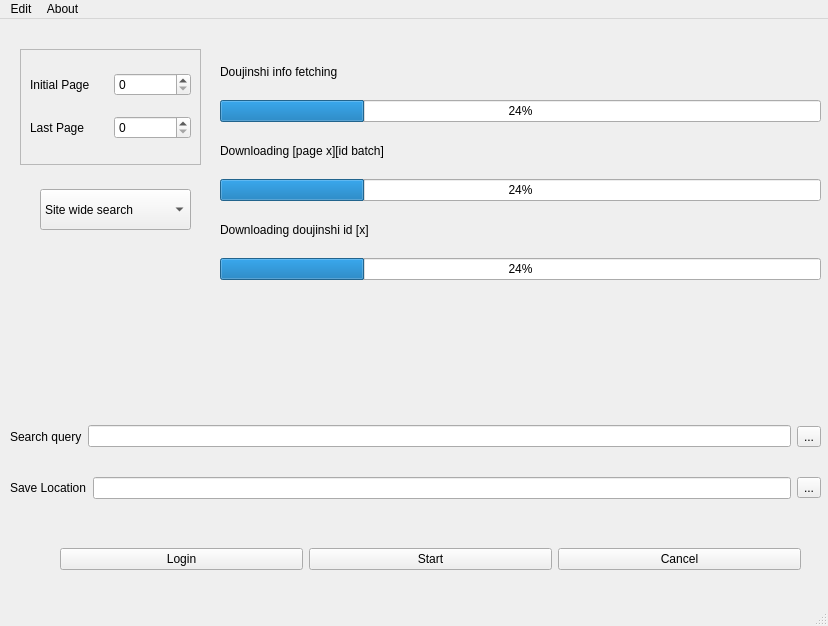
Above: nhentai_gui/nhentai-downloader.ui from DukeValentine/nhentai-downloader before the change. Below: the same form after it.
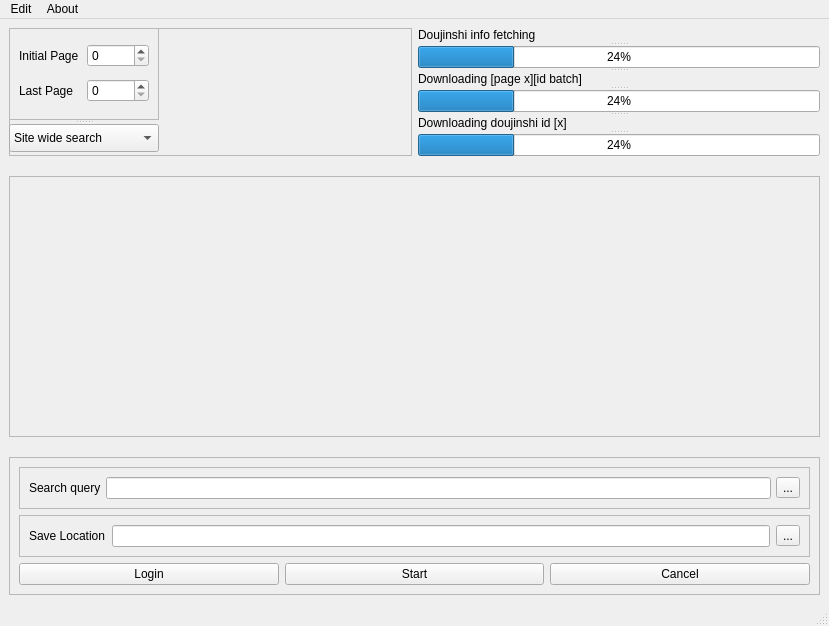
That is the form after the change.

Commit message: redesign main windows

```diff
--- a/nhentai_gui/nhentai-downloader.ui
+++ b/nhentai_gui/nhentai-downloader.ui
@@ -6,7 +6,7 @@
    <rect>
     <x>0</x>
     <y>0</y>
-    <width>828</width>
+    <width>829</width>
     <height>626</height>
    </rect>
   </property>
@@ -14,188 +14,91 @@
    <string>MainWindow</string>
   </property>
   <widget class="QWidget" name="centralwidget">
-   <widget class="QFrame" name="frame">
-    <property name="geometry">
-     <rect>
-      <x>20</x>
-      <y>30</y>
-      <width>181</width>
-      <height>116</height>
-     </rect>
+   <layout class="QGridLayout" name="gridLayout_3">
+    <property name="verticalSpacing">
+     <number>20</number>
     </property>
-    <property name="frameShape">
-     <enum>QFrame::StyledPanel</enum>
-    </property>
-    <property name="frameShadow">
-     <enum>QFrame::Raised</enum>
-    </property>
-    <layout class="QGridLayout" name="gridLayout_2">
-     <item row="0" column="1">
-      <widget class="QSpinBox" name="initia_page_num"/>
-     </item>
-     <item row="2" column="0">
-      <widget class="QLabel" name="last_page_label">
-       <property name="text">
-        <string>Last Page</string>
-       </property>
-      </widget>
-     </item>
-     <item row="2" column="1">
-      <widget class="QSpinBox" name="last_page_num"/>
-     </item>
-     <item row="0" column="0">
-      <widget class="QLabel" name="initial_page_label">
-       <property name="text">
-        <string>Initial Page</string>
-       </property>
-      </widget>
-     </item>
-    </layout>
-   </widget>
-   <widget class="QWidget" name="layoutWidget">
-    <property name="geometry">
-     <rect>
-      <x>10</x>
-      <y>397</y>
-      <width>811</width>
-      <height>41</height>
-     </rect>
-    </property>
-    <layout class="QHBoxLayout" name="horizontalLayout_2">
-     <item>
-      <widget class="QLabel" name="search_query_label">
-       <property name="text">
-        <string>Search query</string>
-       </property>
-      </widget>
-     </item>
-     <item alignment="Qt::AlignVCenter">
-      <widget class="QLineEdit" name="search_query_content"/>
-     </item>
-     <item>
-      <widget class="QToolButton" name="select_tags_button">
-       <property name="text">
-        <string>...</string>
-       </property>
-      </widget>
-     </item>
-    </layout>
-   </widget>
-   <widget class="QComboBox" name="search_type_selection">
-    <property name="geometry">
-     <rect>
-      <x>40</x>
-      <y>170</y>
-      <width>151</width>
-      <height>41</height>
-     </rect>
-    </property>
-    <item>
-     <property name="text">
-      <string>Site wide search</string>
-     </property>
-    </item>
-    <item>
-     <property name="text">
-      <string>Favorites search</string>
-     </property>
-    </item>
-   </widget>
-   <widget class="QWidget" name="">
-    <property name="geometry">
-     <rect>
-      <x>60</x>
-      <y>520</y>
-      <width>741</width>
-      <height>41</height>
-     </rect>
-    </property>
-    <layout class="QGridLayout" name="gridLayout">
-     <item row="0" column="0">
-      <widget class="QPushButton" name="LoginButton">
-       <property name="text">
-        <string>Login</string>
-       </property>
-      </widget>
-     </item>
-     <item row="0" column="3">
-      <widget class="QPushButton" name="CancelButton">
-       <property name="text">
-        <string>Start</string>
-       </property>
-      </widget>
-     </item>
-     <item row="0" column="4">
-      <widget class="QPushButton" name="StartButton">
-       <property name="text">
-        <string>Cancel</string>
-       </property>
-      </widget>
-     </item>
-    </layout>
-   </widget>
-   <widget class="QWidget" name="">
-    <property name="geometry">
-     <rect>
-      <x>10</x>
-      <y>450</y>
-      <width>811</width>
-      <height>38</height>
-     </rect>
-    </property>
-    <layout class="QHBoxLayout" name="horizontalLayout">
-     <item>
-      <widget class="QLabel" name="save_location_label">
-       <property name="text">
-        <string>Save Location</string>
-       </property>
-      </widget>
-     </item>
-     <item>
-      <widget class="QLineEdit" name="location_directory"/>
-     </item>
-     <item>
-      <widget class="QToolButton" name="location_selection">
-       <property name="text">
-        <string>...</string>
-       </property>
-      </widget>
-     </item>
-    </layout>
-   </widget>
-   <widget class="QWidget" name="">
-    <property name="geometry">
-     <rect>
-      <x>220</x>
-      <y>30</y>
-      <width>601</width>
-      <height>231</height>
-     </rect>
-    </property>
-    <layout class="QVBoxLayout" name="verticalLayout">
-     <item>
+    <item row="0" column="1">
+     <widget class="QSplitter" name="splitter">
+      <property name="sizePolicy">
+       <sizepolicy hsizetype="Preferred" vsizetype="Fixed">
+        <horstretch>0</horstretch>
+        <verstretch>0</verstretch>
+       </sizepolicy>
+      </property>
+      <property name="maximumSize">
+       <size>
+        <width>16777215</width>
+        <height>300</height>
+       </size>
+      </property>
+      <property name="orientation">
+       <enum>Qt::Vertical</enum>
+      </property>
       <widget class="QLabel" name="fetch_label">
+       <property name="sizePolicy">
+        <sizepolicy hsizetype="Preferred" vsizetype="Fixed">
+         <horstretch>0</horstretch>
+         <verstretch>0</verstretch>
+        </sizepolicy>
+       </property>
+       <property name="maximumSize">
+        <size>
+         <width>16777215</width>
+         <height>200</height>
+        </size>
+       </property>
        <property name="text">
         <string>Doujinshi info fetching</string>
        </property>
       </widget>
-     </item>
-     <item>
       <widget class="QProgressBar" name="fetch_bar">
+       <property name="sizePolicy">
+        <sizepolicy hsizetype="Expanding" vsizetype="Minimum">
+         <horstretch>0</horstretch>
+         <verstretch>0</verstretch>
+        </sizepolicy>
+       </property>
+       <property name="maximumSize">
+        <size>
+         <width>16777215</width>
+         <height>100</height>
+        </size>
+       </property>
        <property name="value">
         <number>24</number>
        </property>
       </widget>
-     </item>
-     <item>
       <widget class="QLabel" name="page_download_label">
+       <property name="sizePolicy">
+        <sizepolicy hsizetype="Preferred" vsizetype="Minimum">
+         <horstretch>0</horstretch>
+         <verstretch>0</verstretch>
+        </sizepolicy>
+       </property>
+       <property name="maximumSize">
+        <size>
+         <width>16777215</width>
+         <height>200</height>
+        </size>
+       </property>
        <property name="text">
         <string>Downloading [page x][id batch]</string>
        </property>
       </widget>
-     </item>
-     <item>
       <widget class="QProgressBar" name="page_download_bar">
+       <property name="sizePolicy">
+        <sizepolicy hsizetype="Expanding" vsizetype="Minimum">
+         <horstretch>0</horstretch>
+         <verstretch>0</verstretch>
+        </sizepolicy>
+       </property>
+       <property name="maximumSize">
+        <size>
+         <width>16777215</width>
+         <height>100</height>
+        </size>
+       </property>
        <property name="accessibleName">
         <string/>
        </property>
@@ -206,30 +109,249 @@
         <number>24</number>
        </property>
       </widget>
-     </item>
-     <item>
       <widget class="QLabel" name="doujinshi_download_label">
+       <property name="sizePolicy">
+        <sizepolicy hsizetype="Preferred" vsizetype="Minimum">
+         <horstretch>0</horstretch>
+         <verstretch>0</verstretch>
+        </sizepolicy>
+       </property>
+       <property name="maximumSize">
+        <size>
+         <width>16777215</width>
+         <height>200</height>
+        </size>
+       </property>
        <property name="text">
         <string>Downloading doujinshi id [x]</string>
        </property>
       </widget>
-     </item>
-     <item>
       <widget class="QProgressBar" name="doujinshi_download_bar">
+       <property name="sizePolicy">
+        <sizepolicy hsizetype="Expanding" vsizetype="Minimum">
+         <horstretch>0</horstretch>
+         <verstretch>0</verstretch>
+        </sizepolicy>
+       </property>
+       <property name="maximumSize">
+        <size>
+         <width>16777215</width>
+         <height>100</height>
+        </size>
+       </property>
        <property name="value">
         <number>24</number>
        </property>
       </widget>
-     </item>
-    </layout>
-   </widget>
+     </widget>
+    </item>
+    <item row="2" column="0" colspan="2">
+     <widget class="QFrame" name="frame_4">
+      <property name="sizePolicy">
+       <sizepolicy hsizetype="Preferred" vsizetype="Fixed">
+        <horstretch>0</horstretch>
+        <verstretch>0</verstretch>
+       </sizepolicy>
+      </property>
+      <property name="frameShape">
+       <enum>QFrame::StyledPanel</enum>
+      </property>
+      <property name="frameShadow">
+       <enum>QFrame::Raised</enum>
+      </property>
+      <layout class="QGridLayout" name="gridLayout">
+       <item row="0" column="0" colspan="3">
+        <widget class="QFrame" name="frame_2">
+         <property name="frameShape">
+          <enum>QFrame::StyledPanel</enum>
+         </property>
+         <property name="frameShadow">
+          <enum>QFrame::Raised</enum>
+         </property>
+         <layout class="QHBoxLayout" name="horizontalLayout">
+          <property name="spacing">
+           <number>5</number>
+          </property>
+          <item>
+           <widget class="QLabel" name="search_query_label">
+            <property name="sizePolicy">
+             <sizepolicy hsizetype="Preferred" vsizetype="Preferred">
+              <horstretch>0</horstretch>
+              <verstretch>0</verstretch>
+             </sizepolicy>
+            </property>
+            <property name="text">
+             <string>Search query</string>
+            </property>
+           </widget>
+          </item>
+          <item>
+           <widget class="QLineEdit" name="search_query_content"/>
+          </item>
+          <item>
+           <widget class="QToolButton" name="select_tags_button">
+            <property name="text">
+             <string>...</string>
+            </property>
+           </widget>
+          </item>
+         </layout>
+        </widget>
+       </item>
+       <item row="1" column="0" colspan="3">
+        <widget class="QFrame" name="frame_3">
+         <property name="frameShape">
+          <enum>QFrame::StyledPanel</enum>
+         </property>
+         <property name="frameShadow">
+          <enum>QFrame::Raised</enum>
+         </property>
+         <layout class="QHBoxLayout" name="horizontalLayout_2">
+          <item>
+           <widget class="QLabel" name="save_location_label">
+            <property name="text">
+             <string>Save Location</string>
+            </property>
+           </widget>
+          </item>
+          <item>
+           <widget class="QLineEdit" name="location_directory"/>
+          </item>
+          <item>
+           <widget class="QToolButton" name="location_selection">
+            <property name="text">
+             <string>...</string>
+            </property>
+           </widget>
+          </item>
+         </layout>
+        </widget>
+       </item>
+       <item row="2" column="0">
+        <widget class="QPushButton" name="LoginButton">
+         <property name="text">
+          <string>Login</string>
+         </property>
+        </widget>
+       </item>
+       <item row="2" column="1">
+        <widget class="QPushButton" name="CancelButton">
+         <property name="text">
+          <string>Start</string>
+         </property>
+        </widget>
+       </item>
+       <item row="2" column="2">
+        <widget class="QPushButton" name="StartButton">
+         <property name="text">
+          <string>Cancel</string>
+         </property>
+        </widget>
+       </item>
+      </layout>
+     </widget>
+    </item>
+    <item row="0" column="0">
+     <widget class="QFrame" name="frame_5">
+      <property name="styleSheet">
+       <string notr="true"/>
+      </property>
+      <property name="frameShape">
+       <enum>QFrame::StyledPanel</enum>
+      </property>
+      <property name="frameShadow">
+       <enum>QFrame::Raised</enum>
+      </property>
+      <widget class="QSplitter" name="splitter_2">
+       <property name="geometry">
+        <rect>
+         <x>0</x>
+         <y>0</y>
+         <width>150</width>
+         <height>124</height>
+        </rect>
+       </property>
+       <property name="orientation">
+        <enum>Qt::Vertical</enum>
+       </property>
+       <widget class="QFrame" name="frame">
+        <property name="sizePolicy">
+         <sizepolicy hsizetype="Fixed" vsizetype="Fixed">
+          <horstretch>0</horstretch>
+          <verstretch>0</verstretch>
+         </sizepolicy>
+        </property>
+        <property name="frameShape">
+         <enum>QFrame::StyledPanel</enum>
+        </property>
+        <property name="frameShadow">
+         <enum>QFrame::Raised</enum>
+        </property>
+        <layout class="QGridLayout" name="gridLayout_2">
+         <item row="0" column="1">
+          <widget class="QSpinBox" name="initia_page_num"/>
+         </item>
+         <item row="1" column="0">
+          <widget class="QLabel" name="last_page_label">
+           <property name="text">
+            <string>Last Page</string>
+           </property>
+          </widget>
+         </item>
+         <item row="1" column="1">
+          <widget class="QSpinBox" name="last_page_num"/>
+         </item>
+         <item row="0" column="0">
+          <widget class="QLabel" name="initial_page_label">
+           <property name="text">
+            <string>Initial Page</string>
+           </property>
+          </widget>
+         </item>
+        </layout>
+       </widget>
+       <widget class="QComboBox" name="search_type_selection">
+        <item>
+         <property name="text">
+          <string>Site wide search</string>
+         </property>
+        </item>
+        <item>
+         <property name="text">
+          <string>Favorites search</string>
+         </property>
+        </item>
+       </widget>
+      </widget>
+     </widget>
+    </item>
+    <item row="1" column="0" colspan="2">
+     <widget class="QFrame" name="frame_6">
+      <property name="sizePolicy">
+       <sizepolicy hsizetype="Preferred" vsizetype="Preferred">
+        <horstretch>0</horstretch>
+        <verstretch>1</verstretch>
+       </sizepolicy>
+      </property>
+      <property name="styleSheet">
+       <string notr="true"/>
+      </property>
+      <property name="frameShape">
+       <enum>QFrame::StyledPanel</enum>
+      </property>
+      <property name="frameShadow">
+       <enum>QFrame::Raised</enum>
+      </property>
+     </widget>
+    </item>
+   </layout>
   </widget>
   <widget class="QMenuBar" name="menubar">
    <property name="geometry">
     <rect>
      <x>0</x>
      <y>0</y>
-     <width>828</width>
+     <width>829</width>
      <height>32</height>
     </rect>
    </property>
```
Left out of the diff: 1 changed line with no effect on the pictures. The commit also changes 4 other files.
